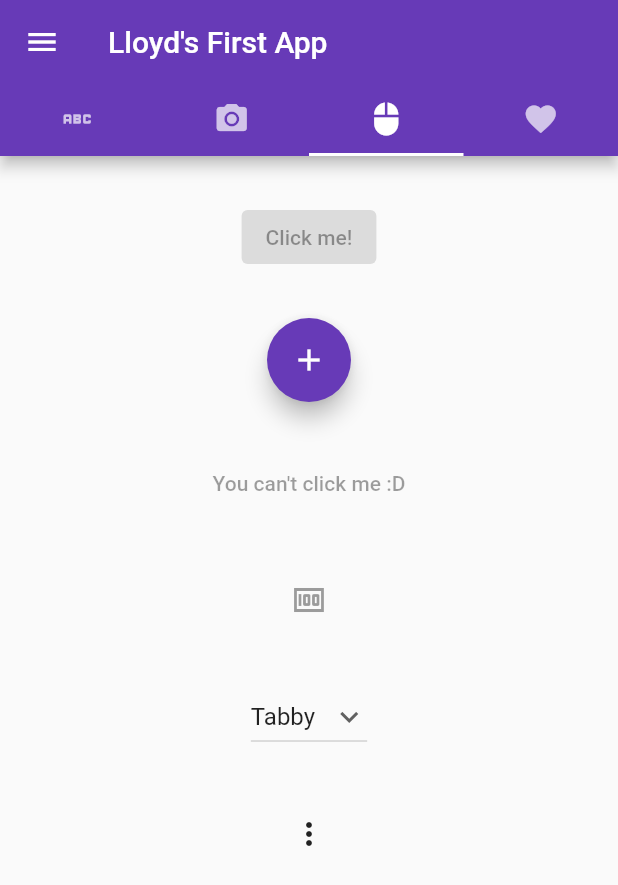
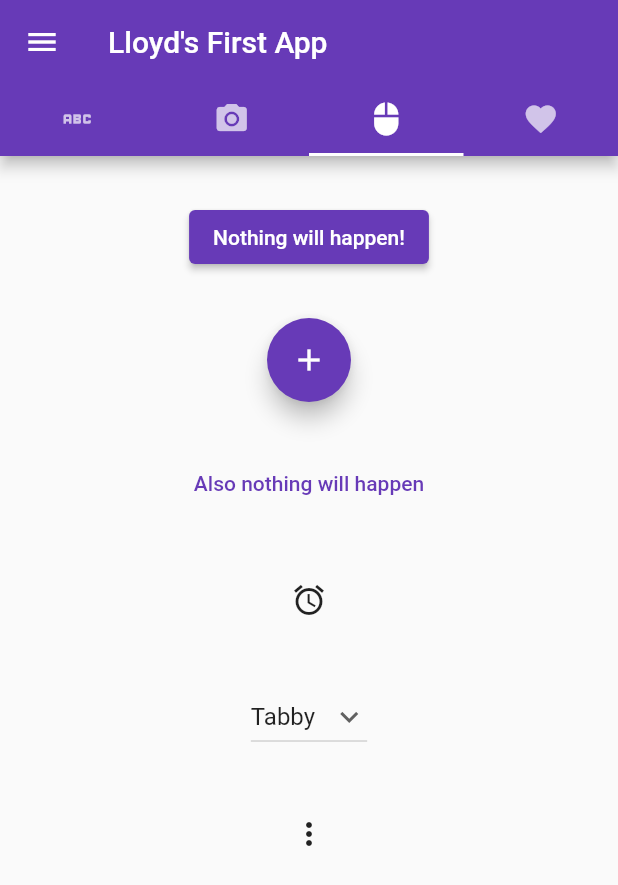
Before and after one commit to lunchplus/CMSC-156, a Flutter app: the screen it shows after launch, tab 3 chosen, on a phone screen of 412 x 824 dp. Shown: the top 885 px of the screen. Run offline on Flutter 3.47's test engine with Material 2 defaults, Android fonts, the phone set to English and light mode, and no system bars; network calls fail.

Commit message:
made the buttons interactive

```diff
--- a/lib/main.dart
+++ b/lib/main.dart
@@ -95,12 +95,15 @@ class _MyHomePageState extends State<MyHomePage> {
         )),
         body: TabBarView(
           children: [
+            // tab 1
             const Center(
                 child: Text(
-              "I have the best UI.",
+              "I have the best UI. periodt.",
               style: TextStyle(fontSize: 24, fontStyle: FontStyle.italic),
               textAlign: TextAlign.center,
             )),
+
+            // tab 2
             const Image(
                 image: NetworkImage(
                     "https://pbs.twimg.com/media/FJxt5B9VUAALRka.jpg")),
@@ -109,18 +112,19 @@ class _MyHomePageState extends State<MyHomePage> {
             Column(
               children: <Widget>[
                 const SizedBox(height: 30),
-                const ElevatedButton(
-                  onPressed: null,
-                  child: Text('Click me!'),
+                ElevatedButton(
+                  onPressed: () {},
+                  child: const Text('Nothing will happen!'),
                 ),
                 const SizedBox(height: 30),
-                const FloatingActionButton(
-                    onPressed: null, child: Icon(Icons.add)),
+                FloatingActionButton(
+                    onPressed: () {}, child: const Icon(Icons.add)),
                 const SizedBox(height: 30),
-                const TextButton(
-                    onPressed: null, child: Text("You can't click me :D")),
+                TextButton(
+                    onPressed: () {},
+                    child: const Text("Also nothing will happen")),
                 const SizedBox(height: 30),
-                const IconButton(onPressed: null, icon: Icon(Icons.money)),
+                IconButton(onPressed: () {}, icon: const Icon(Icons.alarm)),
                 const SizedBox(height: 30),
                 DropdownButton(
                   value: dropdownvalue,
@@ -151,15 +155,15 @@ class _MyHomePageState extends State<MyHomePage> {
                       <PopupMenuEntry<PopUpItem>>[
                     const PopupMenuItem<PopUpItem>(
                       value: PopUpItem.popOne,
-                      child: Text('Tom'),
+                      child: Text('Report'),
                     ),
                     const PopupMenuItem<PopUpItem>(
                       value: PopUpItem.popTwo,
-                      child: Text('Jerry'),
+                      child: Text('Flag'),
                     ),
                     const PopupMenuItem<PopUpItem>(
                       value: PopUpItem.popThree,
-                      child: Text('Spike'),
+                      child: Text('Exit'),
                     ),
                   ],
                 ),
```
